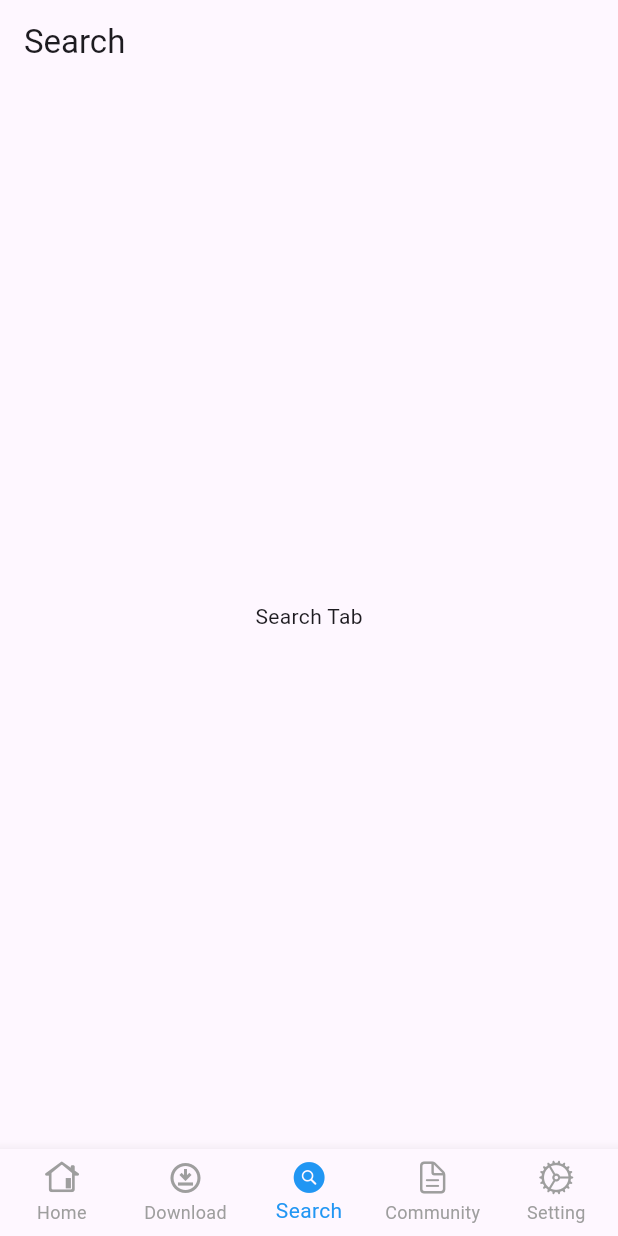
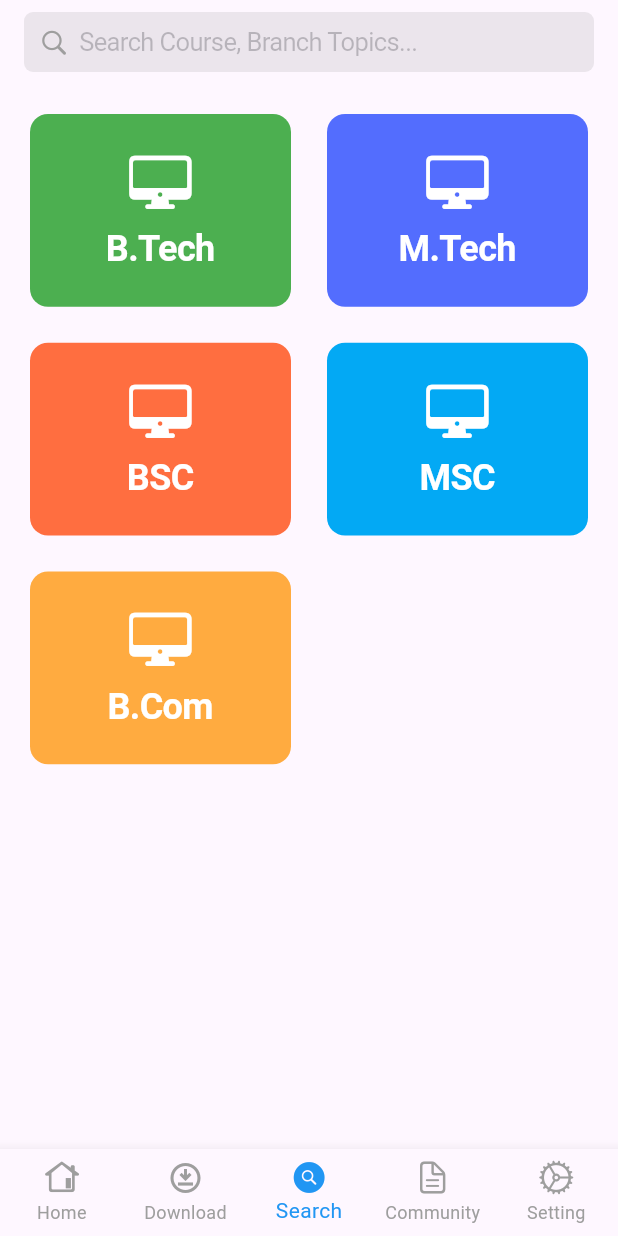
Before and after one commit to 1morecode/elearning, a Flutter app: the screen it shows after launch, item 3 of the bottom bar chosen, on a phone screen of 412 x 824 dp. Run offline on Flutter 3.47's test engine with Material 3 defaults, Android fonts, the phone set to English and light mode, and no system bars; our stand-ins replace pinput, share_plus, video_player; missing offline and left inert: download, uri_to_file; network calls fail.

```diff
--- a/lib/config/data.dart
+++ b/lib/config/data.dart
@@ -306,7 +306,7 @@ class UniData {
               creator: "Umesh Dhande",
               duration: const Duration(minutes: 40, seconds: 36),
               url:
-                  "https://youtu.be/Vd2UJiIPbag?list=PL9RcWoqXmzaLTYUdnzKhF4bYug3GjGcEc"),
+                  "https://assets.mixkit.co/videos/preview/mixkit-spinning-around-the-earth-29351-large.mp4"),
         ],
         position: 1,
         subjectId: "601"),
@@ -321,7 +321,7 @@ class UniData {
               creator: "Umesh Dhande",
               duration: const Duration(minutes: 41, seconds: 31),
               url:
-                  "https://youtu.be/FjaJEo7knF4?list=PL9RcWoqXmzaLTYUdnzKhF4bYug3GjGcEc"),
+                  "https://assets.mixkit.co/videos/preview/mixkit-daytime-city-traffic-aerial-view-56-large.mp4"),
           VideoModel(
               thumbnail:
                   "https://i.ytimg.com/vi/LdMXFW3d_Mw/hqdefault.jpg?sqp=-oaymwEbCKgBEF5IVfKriqkDDggBFQAAiEIYAXABwAEG&rs=AOn4CLBwkCgoCXRbE6izutZU76sA_0m0pg",
@@ -331,7 +331,7 @@ class UniData {
               creator: "Umesh Dhande",
               duration: const Duration(minutes: 41, seconds: 31),
               url:
-                  "https://youtu.be/LdMXFW3d_Mw?list=PL9RcWoqXmzaLTYUdnzKhF4bYug3GjGcEc"),
+                  "https://assets.mixkit.co/videos/preview/mixkit-a-girl-blowing-a-bubble-gum-at-an-amusement-park-1226-large.mp4"),
         ],
         position: 2,
         subjectId: "601"),
--- a/lib/view/dashboard/dashboard_screen.dart
+++ b/lib/view/dashboard/dashboard_screen.dart
@@ -2,6 +2,7 @@ import 'package:elearning/config/assets.dart';
 import 'package:elearning/view/dashboard/tabs/community/community_tab.dart';
 import 'package:elearning/view/dashboard/tabs/download/download_tab.dart';
 import 'package:elearning/view/dashboard/tabs/home/home_tab.dart';
+import 'package:elearning/view/dashboard/tabs/search/components/search_bar.dart';
 import 'package:elearning/view/dashboard/tabs/search/search_tab.dart';
 import 'package:elearning/view/dashboard/tabs/setting/setting_tab.dart';
 import 'package:flutter/cupertino.dart';
@@ -28,7 +29,7 @@ class _DashboardScreenState extends State<DashboardScreen> {
   List<Widget> appbarTitles = [
     Image.asset(hrLogo, height: 40,),
     const Text("Download"),
-    const Text("Search"),
+    const SearchBarField(),
     const Text("Community"),
     const Text("Setting"),
   ];
--- /dev/null
+++ b/lib/view/dashboard/tabs/search/components/course_large_card.dart
@@ -0,0 +1,58 @@
+//
+// Created by 1 More Code on 17/05/24.
+//
+
+import 'package:flutter/cupertino.dart';
+import 'package:flutter/material.dart';
+
+import '../../../course/course_screen.dart';
+
+class CourseLargeCard extends StatelessWidget {
+  final dynamic course;
+
+  const CourseLargeCard({super.key, this.course});
+
+  @override
+  Widget build(BuildContext context) {
+    return Card(
+      elevation: 0,
+      color: course['color'],
+      child: CupertinoButton(
+        padding: const EdgeInsets.all(0),
+        onPressed: () {
+          print("Card Tapped");
+          Navigator.push(
+              context,
+              MaterialPageRoute(
+                builder: (context) => CourseScreen(
+                  courseData: course,
+                ),
+              ));
+        },
+        child: Padding(
+          padding: const EdgeInsets.all(8.0),
+          child: Column(
+            mainAxisAlignment: MainAxisAlignment.center,
+            children: [
+              Icon(
+                course['icon'],
+                color: Colors.white,
+                size: 42,
+              ),
+              const SizedBox(
+                height: 10,
+              ),
+              Text(
+                course['course'],
+                style: const TextStyle(
+                    fontWeight: FontWeight.w600,
+                    fontSize: 24,
+                    color: Colors.white),
+              )
+            ],
+          ),
+        ),
+      ),
+    );
+  }
+}
--- /dev/null
+++ b/lib/view/dashboard/tabs/search/components/search_bar.dart
@@ -0,0 +1,38 @@
+//
+// Created by 1 More Code on 17/05/24.
+//
+
+import 'package:elearning/view/dashboard/tabs/search/search_screen.dart';
+import 'package:flutter/cupertino.dart';
+import 'package:flutter/material.dart';
+
+class SearchBarField extends StatelessWidget {
+  const SearchBarField({super.key});
+
+  @override
+  Widget build(BuildContext context) {
+    return SizedBox(
+      height: 40,
+      child: CupertinoTextField(
+        placeholder: "Search Course, Branch Topics...",
+        readOnly: true,
+        onTap: (){
+          Navigator.push(context, MaterialPageRoute(builder: (context) => const SearchScreen(),)).then((value) {
+            print("Then Completed");
+          });
+        },
+        prefix: const Padding(
+          padding: EdgeInsets.only(left: 10),
+          child: Icon(
+            CupertinoIcons.search,
+            size: 20,
+            color: Colors.grey,
+          ),
+        ),
+        decoration: BoxDecoration(
+            color: Colors.grey.withOpacity(0.2),
+            borderRadius: BorderRadius.circular(6)),
+      ),
+    );
+  }
+}
--- a/lib/view/dashboard/tabs/search/search_tab.dart
+++ b/lib/view/dashboard/tabs/search/search_tab.dart
@@ -2,6 +2,8 @@
 // Created by 1 More Code on 09/05/24.
 //
 
+import 'package:elearning/config/data.dart';
+import 'package:elearning/view/dashboard/tabs/search/components/course_large_card.dart';
 import 'package:flutter/material.dart';
 
 class SearchTab extends StatelessWidget {
@@ -9,6 +11,12 @@ class SearchTab extends StatelessWidget {
 
   @override
   Widget build(BuildContext context) {
-    return Center(child: Text("Search Tab"),);
+    return GridView.builder(
+      gridDelegate: const SliverGridDelegateWithFixedCrossAxisCount(
+          crossAxisCount: 2, crossAxisSpacing: 16, mainAxisSpacing: 16, childAspectRatio: 4/3),
+      itemBuilder: (context, index) => CourseLargeCard(course: UniData.courses[index],),
+      padding: const EdgeInsets.all(16),
+      itemCount: UniData.courses.length,
+    );
   }
 }
--- a/pubspec.yaml
+++ b/pubspec.yaml
@@ -42,6 +42,8 @@ dependencies:
   path_provider: ^2.1.3
   http: ^1.2.1
   uri_to_file: ^1.0.0
+  chewie: ^1.8.1
+  video_player: ^2.8.6
 
 dev_dependencies:
   flutter_test:
```
Also changed, not shown: lib/view/dashboard/subject/lectures/components/video_card.dart (+12 -3 lines), lib/view/dashboard/tabs/search/search_screen.dart (added, +34 -0 lines), lib/view/videoplayer/my_video_player.dart (added, +90 -0 lines), pubspec.lock, 1 other file.
